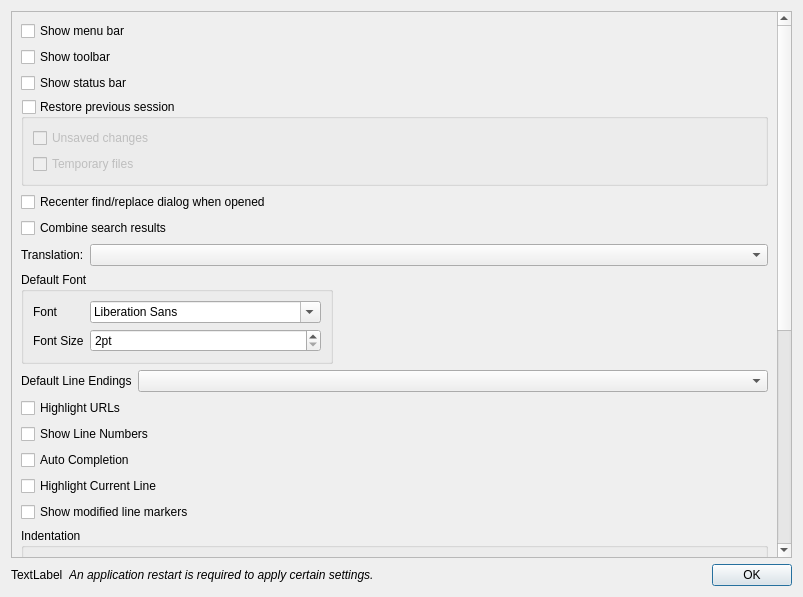
The window that src/dialogs/PreferencesDialog.ui (rosmapo/mmedit) describes before a commit, drawn with Qt 5.
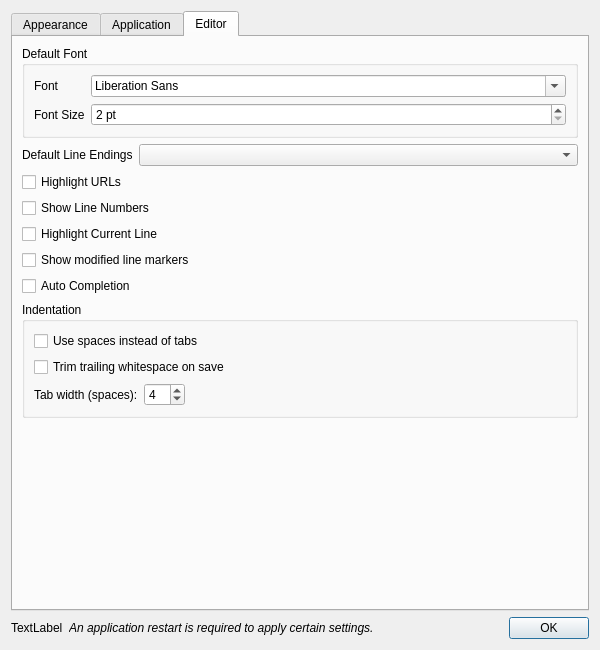
The same window after the commit. The open tabs and pages were chosen to show the change.

Commit message: Refactor preferences dialog layout

```diff
--- a/src/dialogs/PreferencesDialog.ui
+++ b/src/dialogs/PreferencesDialog.ui
@@ -6,8 +6,8 @@
    <rect>
     <x>0</x>
     <y>0</y>
-    <width>803</width>
-    <height>597</height>
+    <width>600</width>
+    <height>650</height>
    </rect>
   </property>
   <property name="windowTitle">
@@ -15,270 +15,101 @@
   </property>
   <layout class="QVBoxLayout" name="verticalLayout">
    <item>
-    <widget class="QScrollArea" name="scrollArea">
-     <property name="widgetResizable">
-      <bool>true</bool>
+    <widget class="QTabWidget" name="tabWidget">
+     <property name="currentIndex">
+      <number>0</number>
      </property>
-     <widget class="QWidget" name="scrollAreaWidgetContents">
-      <property name="geometry">
-       <rect>
-        <x>0</x>
-        <y>-99</y>
-        <width>769</width>
-        <height>644</height>
-       </rect>
-      </property>
-      <layout class="QVBoxLayout" name="verticalLayout_4">
+
+     <widget class="QWidget" name="tabAppearance">
+      <attribute name="title">
+       <string>Appearance</string>
+      </attribute>
+      <layout class="QVBoxLayout" name="verticalLayoutAppearance">
        <item>
-        <layout class="QVBoxLayout" name="verticalLayout_2">
-         <item>
-          <widget class="QCheckBox" name="checkBoxMenuBar">
-           <property name="text">
-            <string>Show menu bar</string>
-           </property>
-          </widget>
-         </item>
-         <item>
-          <widget class="QCheckBox" name="checkBoxToolBar">
-           <property name="text">
-            <string>Show toolbar</string>
-           </property>
-          </widget>
-         </item>
-         <item>
-          <widget class="QCheckBox" name="checkBoxStatusBar">
-           <property name="text">
-            <string>Show status bar</string>
-           </property>
-          </widget>
-         </item>
-         <item>
-          <widget class="QGroupBox" name="gbxRestorePreviousSession">
-           <property name="title">
-            <string>Restore previous session</string>
-           </property>
-           <property name="checkable">
-            <bool>true</bool>
-           </property>
-           <property name="checked">
-            <bool>false</bool>
-           </property>
-           <layout class="QVBoxLayout" name="verticalLayout_3">
-            <item>
-             <widget class="QCheckBox" name="checkBoxUnsavedFiles">
-              <property name="text">
-               <string>Unsaved changes</string>
-              </property>
-             </widget>
-            </item>
-            <item>
-             <widget class="QCheckBox" name="checkBoxRestoreTempFiles">
-              <property name="text">
-               <string>Temporary files</string>
-              </property>
-             </widget>
-            </item>
-           </layout>
-          </widget>
-         </item>
-        </layout>
-       </item>
-       <item>
-        <widget class="QCheckBox" name="checkBoxRecenterSearchDialog">
-         <property name="text">
-          <string>Recenter find/replace dialog when opened</string>
-         </property>
-        </widget>
-       </item>
-       <item>
-        <widget class="QCheckBox" name="checkBoxCombineSearchResults">
-         <property name="text">
-          <string>Combine search results</string>
-         </property>
-        </widget>
-       </item>
-       <item>
-        <layout class="QFormLayout" name="formLayout">
+        <layout class="QFormLayout" name="formLayoutTranslation">
          <property name="labelAlignment">
           <set>Qt::AlignLeading|Qt::AlignLeft|Qt::AlignVCenter</set>
          </property>
-         <property name="formAlignment">
-          <set>Qt::AlignLeading|Qt::AlignLeft|Qt::AlignTop</set>
-         </property>
-         <item row="0" column="1">
-          <widget class="QComboBox" name="comboBoxTranslation"/>
-         </item>
          <item row="0" column="0">
-          <widget class="QLabel" name="label">
+          <widget class="QLabel" name="labelTranslation">
            <property name="text">
             <string>Translation:</string>
            </property>
           </widget>
          </item>
-        </layout>
-       </item>
-       <item>
-        <layout class="QHBoxLayout" name="horizontalLayout">
-         <item>
-          <widget class="QGroupBox" name="groupBox">
-           <property name="title">
-            <string>Default Font</string>
-           </property>
-           <layout class="QFormLayout" name="formLayout_2">
-            <item row="1" column="0">
-             <widget class="QLabel" name="label_2">
-              <property name="text">
-               <string>Font</string>
-              </property>
-             </widget>
-            </item>
-            <item row="1" column="1">
-             <widget class="QFontComboBox" name="fcbDefaultFont"/>
-            </item>
-            <item row="3" column="0">
-             <widget class="QLabel" name="label_3">
-              <property name="text">
-               <string>Font Size</string>
-              </property>
-             </widget>
-            </item>
-            <item row="3" column="1">
-             <widget class="QSpinBox" name="spbDefaultFontSize">
-              <property name="suffix">
-               <string>pt</string>
-              </property>
-              <property name="minimum">
-               <number>2</number>
-              </property>
-              <property name="maximum">
-               <number>48</number>
-              </property>
-             </widget>
-            </item>
-           </layout>
-          </widget>
-         </item>
-         <item>
-          <spacer name="horizontalSpacer">
-           <property name="orientation">
-            <enum>Qt::Horizontal</enum>
-           </property>
-           <property name="sizeHint" stdset="0">
-            <size>
-             <width>40</width>
-             <height>20</height>
-            </size>
-           </property>
-          </spacer>
-         </item>
-        </layout>
-       </item>
-       <item>
-        <layout class="QFormLayout" name="formLayout_3">
-         <item row="0" column="0">
-          <widget class="QLabel" name="label_4">
-           <property name="text">
-            <string>Default Line Endings</string>
-           </property>
-          </widget>
-         </item>
          <item row="0" column="1">
-          <widget class="QComboBox" name="comboBoxLineEndings"/>
+          <widget class="QComboBox" name="comboBoxTranslation"/>
          </item>
         </layout>
        </item>
        <item>
-        <widget class="QCheckBox" name="checkBoxHighlightURLs">
+        <widget class="QCheckBox" name="checkBoxMenuBar">
          <property name="text">
-          <string>Highlight URLs</string>
+          <string>Show menu bar</string>
          </property>
         </widget>
        </item>
        <item>
-        <widget class="QCheckBox" name="checkBoxShowLineNumbers">
+        <widget class="QCheckBox" name="checkBoxToolBar">
          <property name="text">
-          <string>Show Line Numbers</string>
+          <string>Show toolbar</string>
          </property>
         </widget>
        </item>
        <item>
-        <widget class="QCheckBox" name="checkBoxAutoCompletion">
+        <widget class="QCheckBox" name="checkBoxStatusBar">
          <property name="text">
-          <string>Auto Completion</string>
+          <string>Show status bar</string>
          </property>
         </widget>
-</item>
-       <item>
-        <widget class="QCheckBox" name="checkBoxHighlightCurrentLine">
-         <property name="text">
-          <string>Highlight Current Line</string>
-         </property>
-        </widget>
        </item>
        <item>
-        <widget class="QCheckBox" name="checkBoxShowChangeHistory">
-         <property name="text">
-          <string>Show modified line markers</string>
+        <spacer name="verticalSpacerAppearance">
+         <property name="orientation">
+          <enum>Qt::Vertical</enum>
          </property>
-        </widget>
+         <property name="sizeHint" stdset="0">
+          <size>
+           <width>20</width>
+           <height>40</height>
+          </size>
+         </property>
+        </spacer>
        </item>
+      </layout>
+     </widget>
+     
+     <widget class="QWidget" name="tabApplication">
+      <attribute name="title">
+       <string>Application</string>
+      </attribute>
+      <layout class="QVBoxLayout" name="verticalLayoutApp">
        <item>
-        <widget class="QGroupBox" name="groupBoxTabs">
+        <widget class="QGroupBox" name="gbxRestorePreviousSession">
          <property name="title">
-          <string>Indentation</string>
+          <string>Restore previous session</string>
          </property>
-         <layout class="QVBoxLayout" name="verticalLayout_tabs">
+         <property name="checkable">
+          <bool>true</bool>
+         </property>
+         <property name="checked">
+          <bool>false</bool>
+         </property>
+         <layout class="QVBoxLayout" name="verticalLayoutSession">
           <item>
-           <widget class="QCheckBox" name="checkBoxExpandTabs">
+           <widget class="QCheckBox" name="checkBoxUnsavedFiles">
             <property name="text">
              <string>Use spaces instead of tabs</string>
             </property>
            </widget>
           </item>
           <item>
-           <widget class="QCheckBox" name="checkBoxTrimTrailingOnSave">
+           <widget class="QCheckBox" name="checkBoxRestoreTempFiles">
             <property name="text">
              <string>Trim trailing whitespace on save</string>
             </property>
            </widget>
           </item>
-          <item>
-           <layout class="QHBoxLayout" name="horizontalLayoutTabWidth">
-            <item>
-             <widget class="QLabel" name="labelTabWidth">
-              <property name="text">
-               <string>Tab width (spaces):</string>
-              </property>
-             </widget>
-            </item>
-            <item>
-             <widget class="QSpinBox" name="spbTabWidth">
-              <property name="minimum">
-               <number>1</number>
-              </property>
-              <property name="maximum">
-               <number>32</number>
-              </property>
-              <property name="value">
-               <number>4</number>
-              </property>
-             </widget>
-            </item>
-            <item>
-             <spacer name="horizontalSpacerTabWidth">
-              <property name="orientation">
-               <enum>Qt::Horizontal</enum>
-              </property>
-              <property name="sizeHint" stdset="0">
-               <size>
-                <width>40</width>
-                <height>20</height>
-               </size>
-              </property>
-             </spacer>
-            </item>
-           </layout>
-          </item>
          </layout>
         </widget>
        </item>
@@ -326,6 +157,20 @@
          </layout>
         </widget>
        </item>
+       <item>
+        <widget class="QCheckBox" name="checkBoxRecenterSearchDialog">
+         <property name="text">
+          <string>Recenter find/replace dialog when opened</string>
+         </property>
+        </widget>
+       </item>
+       <item>
+        <widget class="QCheckBox" name="checkBoxCombineSearchResults">
+         <property name="text">
+          <string>Combine search results</string>
+         </property>
+        </widget>
+       </item>
        <item>
         <widget class="QGroupBox" name="groupBoxDateTime">
          <property name="title">
@@ -399,8 +244,177 @@
          </layout>
         </widget>
        </item>
-              <item>
-        <spacer name="verticalSpacer">
+       <item>
+        <spacer name="verticalSpacerApp">
+         <property name="orientation">
+          <enum>Qt::Vertical</enum>
+         </property>
+         <property name="sizeHint" stdset="0">
+          <size>
+           <width>20</width>
+           <height>40</height>
+          </size>
+         </property>
+        </spacer>
+       </item>
+      </layout>
+     </widget>
+
+     <widget class="QWidget" name="tabEditor">
+      <attribute name="title">
+       <string>Editor</string>
+      </attribute>
+      <layout class="QVBoxLayout" name="verticalLayoutEditor">
+       <item>
+        <widget class="QGroupBox" name="groupBoxFont">
+         <property name="title">
+          <string>Default Font</string>
+         </property>
+         <layout class="QFormLayout" name="formLayoutFont">
+          <item row="0" column="0">
+           <widget class="QLabel" name="labelFont">
+            <property name="text">
+             <string>Font</string>
+            </property>
+           </widget>
+          </item>
+          <item row="0" column="1">
+           <widget class="QFontComboBox" name="fcbDefaultFont"/>
+          </item>
+          <item row="1" column="0">
+           <widget class="QLabel" name="labelFontSize">
+            <property name="text">
+             <string>Font Size</string>
+            </property>
+           </widget>
+          </item>
+          <item row="1" column="1">
+           <widget class="QSpinBox" name="spbDefaultFontSize">
+            <property name="suffix">
+             <string> pt</string>
+            </property>
+            <property name="minimum">
+             <number>2</number>
+            </property>
+            <property name="maximum">
+             <number>48</number>
+            </property>
+           </widget>
+          </item>
+         </layout>
+        </widget>
+       </item>
+       <item>
+        <layout class="QFormLayout" name="formLayoutLineEndings">
+         <item row="0" column="0">
+          <widget class="QLabel" name="labelLineEndings">
+           <property name="text">
+            <string>Default Line Endings</string>
+           </property>
+          </widget>
+         </item>
+         <item row="0" column="1">
+          <widget class="QComboBox" name="comboBoxLineEndings"/>
+         </item>
+        </layout>
+       </item>
+       <item>
+        <widget class="QCheckBox" name="checkBoxHighlightURLs">
+         <property name="text">
+          <string>Highlight URLs</string>
+         </property>
+        </widget>
+       </item>
+       <item>
+        <widget class="QCheckBox" name="checkBoxShowLineNumbers">
+         <property name="text">
+          <string>Show Line Numbers</string>
+         </property>
+        </widget>
+       </item>
+       <item>
+        <widget class="QCheckBox" name="checkBoxHighlightCurrentLine">
+         <property name="text">
+          <string>Highlight Current Line</string>
+         </property>
+        </widget>
+       </item>
+       <item>
+        <widget class="QCheckBox" name="checkBoxShowChangeHistory">
+         <property name="text">
+          <string>Show modified line markers</string>
+         </property>
+        </widget>
+       </item>
+       <item>
+        <widget class="QCheckBox" name="checkBoxAutoCompletion">
+         <property name="text">
+          <string>Auto Completion</string>
+         </property>
+        </widget>
+       </item>
+       <item>
+        <widget class="QGroupBox" name="groupBoxTabs">
+         <property name="title">
+          <string>Indentation</string>
+         </property>
+         <layout class="QVBoxLayout" name="verticalLayoutTabsGroup">
+          <item>
+           <widget class="QCheckBox" name="checkBoxExpandTabs">
+            <property name="text">
+             <string>Use spaces instead of tabs</string>
+            </property>
+           </widget>
+          </item>
+          <item>
+           <widget class="QCheckBox" name="checkBoxTrimTrailingOnSave">
+            <property name="text">
+             <string>Trim trailing whitespace on save</string>
+            </property>
+           </widget>
+          </item>
+          <item>
+           <layout class="QHBoxLayout" name="horizontalLayoutTabWidth">
+            <item>
+             <widget class="QLabel" name="labelTabWidth">
+              <property name="text">
+               <string>Tab width (spaces):</string>
+              </property>
+             </widget>
+            </item>
+            <item>
+             <widget class="QSpinBox" name="spbTabWidth">
+              <property name="minimum">
+               <number>1</number>
+              </property>
+              <property name="maximum">
+               <number>32</number>
+              </property>
+              <property name="value">
+               <number>4</number>
+              </property>
+             </widget>
+            </item>
+            <item>
+             <spacer name="spacerTabWidth">
+              <property name="orientation">
+               <enum>Qt::Horizontal</enum>
+              </property>
+              <property name="sizeHint" stdset="0">
+               <size>
+                <width>40</width>
+                <height>20</height>
+               </size>
+              </property>
+             </spacer>
+            </item>
+           </layout>
+          </item>
+         </layout>
+        </widget>
+       </item>
+       <item>
+        <spacer name="verticalSpacerEditor">
          <property name="orientation">
           <enum>Qt::Vertical</enum>
          </property>
@@ -416,6 +430,7 @@
      </widget>
     </widget>
    </item>
+   
    <item>
     <layout class="QHBoxLayout" name="layoutAppRestart">
      <item>
```
Left out of the diff: 37 changed lines with no effect on the pictures. The commit also changes 3 other files.
